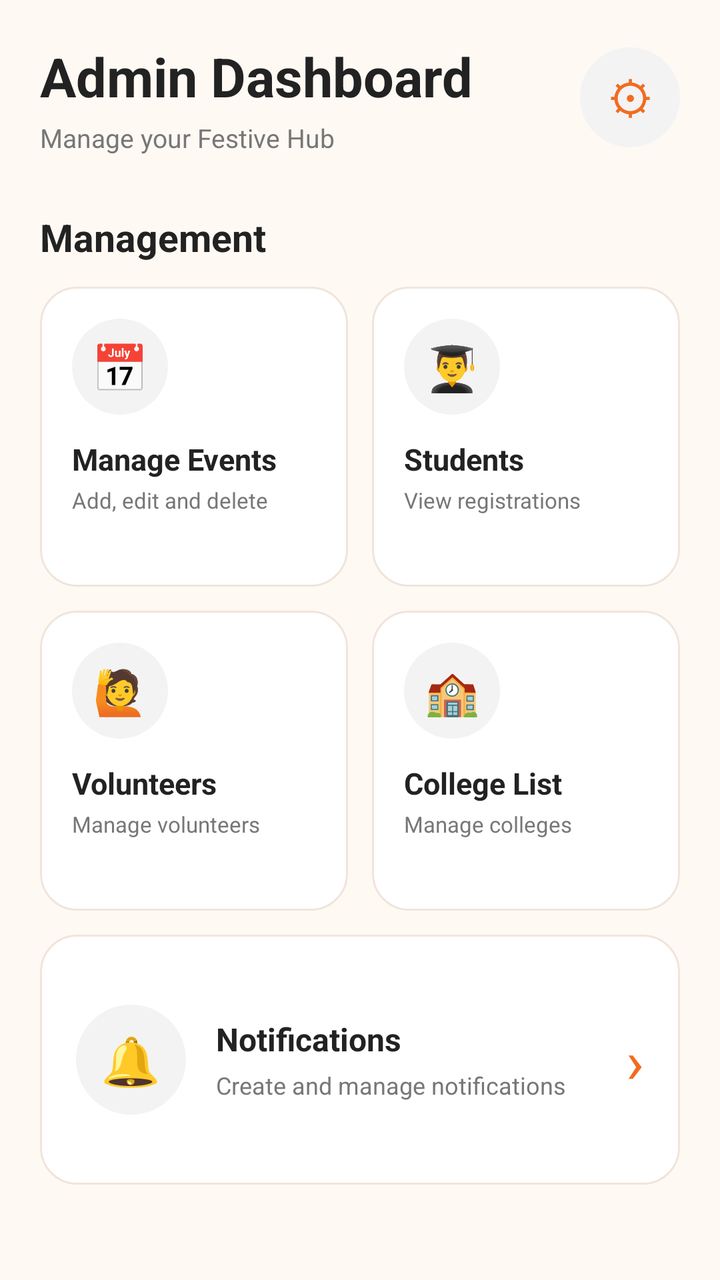
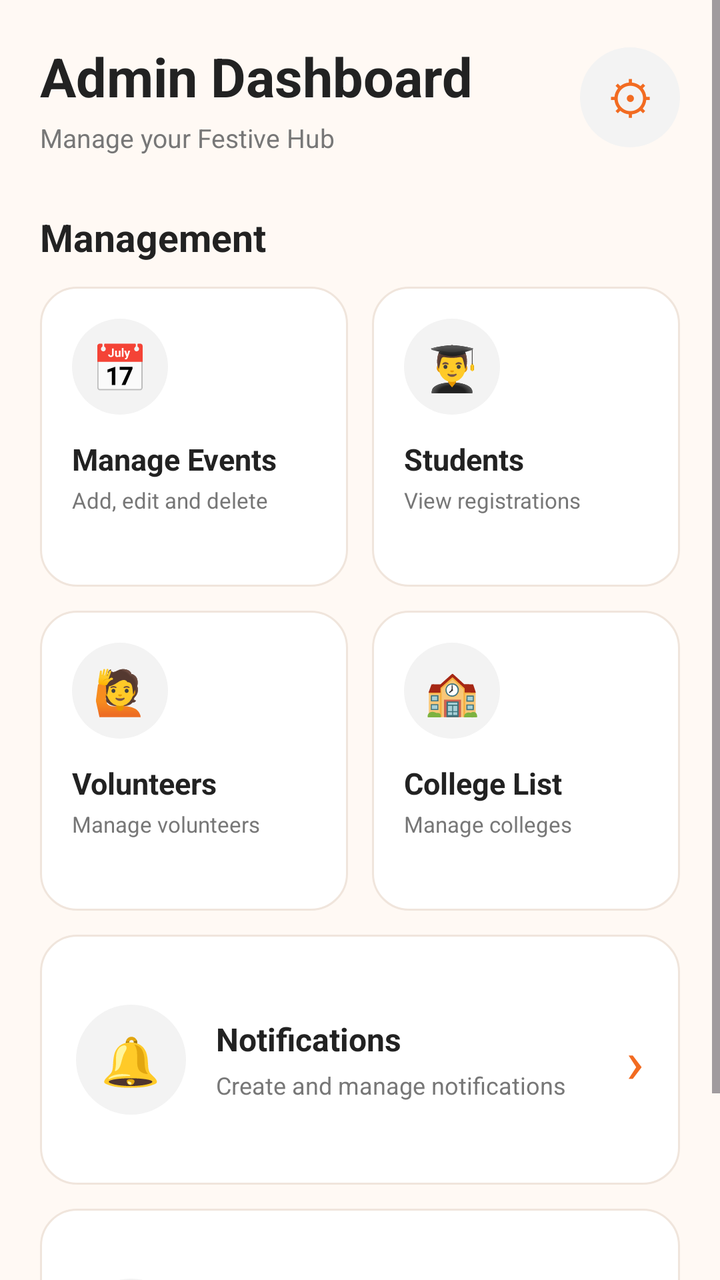

Two renders of the same Android screen: before a commit and after it. Below are the layout's source before the change and the commit's diff.
<!-- AndroidManifest.xml: application theme Theme.Festive_hub -->
<!-- res/layout/activity_admin.xml -->
<?xml version="1.0" encoding="utf-8"?>
<ScrollView
    xmlns:android="http://schemas.android.com/apk/res/android"
    android:layout_width="match_parent"
    android:layout_height="match_parent"
    android:background="#FFF9F4"
    android:fillViewport="true">

    <LinearLayout
        android:layout_width="match_parent"
        android:layout_height="wrap_content"
        android:orientation="vertical"
        android:padding="20dp">

        <LinearLayout
            android:layout_width="match_parent"
            android:layout_height="wrap_content"
            android:gravity="center_vertical"
            android:orientation="horizontal">

            <LinearLayout
                android:layout_width="0dp"
                android:layout_height="wrap_content"
                android:layout_weight="1"
                android:orientation="vertical">

                <TextView
                    android:layout_width="wrap_content"
                    android:layout_height="wrap_content"
                    android:text="Admin Dashboard"
                    android:textColor="#222222"
                    android:textSize="27sp"
                    android:textStyle="bold" />

                <TextView
                    android:layout_width="wrap_content"
                    android:layout_height="wrap_content"
                    android:layout_marginTop="4dp"
                    android:text="Manage your Festive Hub"
                    android:textColor="#777777"
                    android:textSize="13sp" />

            </LinearLayout>

            <TextView
                android:id="@+id/btnAdminSettings"
                android:layout_width="50dp"
                android:layout_height="50dp"
                android:background="@drawable/bg_circle_light"
                android:clickable="true"
                android:contentDescription="Settings"
                android:focusable="true"
                android:gravity="center"
                android:text="⚙"
                android:textColor="#F26B21"
                android:textSize="23sp" />

        </LinearLayout>

        <TextView
            android:layout_width="wrap_content"
            android:layout_height="wrap_content"
            android:layout_marginTop="28dp"
            android:text="Management"
            android:textColor="#222222"
            android:textSize="19sp"
            android:textStyle="bold" />

        <LinearLayout
            android:layout_width="match_parent"
            android:layout_height="wrap_content"
            android:layout_marginTop="12dp"
            android:orientation="horizontal">

            <LinearLayout
                android:id="@+id/btnManageEvents"
                android:layout_width="0dp"
                android:layout_height="150dp"
                android:layout_marginEnd="6dp"
                android:layout_weight="1"
                android:background="@drawable/bg_admin_card"
                android:clickable="true"
                android:focusable="true"
                android:orientation="vertical"
                android:padding="16dp">

                <TextView
                    android:layout_width="48dp"
                    android:layout_height="48dp"
                    android:background="@drawable/bg_circle_light"
                    android:gravity="center"
                    android:text="📅"
                    android:textSize="23sp" />

                <TextView
                    android:layout_width="wrap_content"
                    android:layout_height="wrap_content"
                    android:layout_marginTop="12dp"
                    android:text="Manage Events"
                    android:textColor="#222222"
                    android:textSize="15sp"
                    android:textStyle="bold" />

                <TextView
                    android:layout_width="wrap_content"
                    android:layout_height="wrap_content"
                    android:layout_marginTop="3dp"
                    android:text="Add, edit and delete"
                    android:textColor="#777777"
                    android:textSize="11sp" />

            </LinearLayout>

            <LinearLayout
                android:id="@+id/btnManageStudents"
                android:layout_width="0dp"
                android:layout_height="150dp"
                android:layout_marginStart="6dp"
                android:layout_weight="1"
                android:background="@drawable/bg_admin_card"
                android:clickable="true"
                android:focusable="true"
                android:orientation="vertical"
                android:padding="16dp">

                <TextView
                    android:layout_width="48dp"
                    android:layout_height="48dp"
                    android:background="@drawable/bg_circle_light"
                    android:gravity="center"
                    android:text="👨‍🎓"
                    android:textSize="22sp" />

                <TextView
                    android:layout_width="wrap_content"
                    android:layout_height="wrap_content"
                    android:layout_marginTop="12dp"
                    android:text="Students"
                    android:textColor="#222222"
                    android:textSize="15sp"
                    android:textStyle="bold" />

                <TextView
                    android:layout_width="wrap_content"
                    android:layout_height="wrap_content"
                    android:layout_marginTop="3dp"
                    android:text="View registrations"
                    android:textColor="#777777"
                    android:textSize="11sp" />

            </LinearLayout>

        </LinearLayout>

        <LinearLayout
            android:layout_width="match_parent"
            android:layout_height="wrap_content"
            android:layout_marginTop="12dp"
            android:orientation="horizontal">

            <LinearLayout
                android:id="@+id/btnManageVolunteers"
                android:layout_width="0dp"
                android:layout_height="150dp"
                android:layout_marginEnd="6dp"
                android:layout_weight="1"
                android:background="@drawable/bg_admin_card"
                android:clickable="true"
                android:focusable="true"
                android:orientation="vertical"
                android:padding="16dp">

                <TextView
                    android:layout_width="48dp"
                    android:layout_height="48dp"
                    android:background="@drawable/bg_circle_light"
                    android:gravity="center"
                    android:text="🙋"
                    android:textSize="22sp" />

                <TextView
                    android:layout_width="wrap_content"
                    android:layout_height="wrap_content"
                    android:layout_marginTop="12dp"
                    android:text="Volunteers"
                    android:textColor="#222222"
                    android:textSize="15sp"
                    android:textStyle="bold" />

                <TextView
                    android:layout_width="wrap_content"
                    android:layout_height="wrap_content"
                    android:layout_marginTop="3dp"
                    android:text="Manage volunteers"
                    android:textColor="#777777"
                    android:textSize="11sp" />

            </LinearLayout>

            <LinearLayout
                android:id="@+id/btnCollegeList"
                android:layout_width="0dp"
                android:layout_height="150dp"
                android:layout_marginStart="6dp"
                android:layout_weight="1"
                android:background="@drawable/bg_admin_card"
                android:clickable="true"
                android:focusable="true"
                android:orientation="vertical"
                android:padding="16dp">

                <TextView
                    android:layout_width="48dp"
                    android:layout_height="48dp"
                    android:background="@drawable/bg_circle_light"
                    android:gravity="center"
                    android:text="🏫"
                    android:textSize="22sp" />

                <TextView
                    android:layout_width="wrap_content"
                    android:layout_height="wrap_content"
                    android:layout_marginTop="12dp"
                    android:text="College List"
                    android:textColor="#222222"
                    android:textSize="15sp"
                    android:textStyle="bold" />

                <TextView
                    android:layout_width="wrap_content"
                    android:layout_height="wrap_content"
                    android:layout_marginTop="3dp"
                    android:text="Manage colleges"
                    android:textColor="#777777"
                    android:textSize="11sp" />

            </LinearLayout>

        </LinearLayout>

        <LinearLayout
            android:id="@+id/btnNotifications"
            android:layout_width="match_parent"
            android:layout_height="125dp"
            android:layout_marginTop="12dp"
            android:background="@drawable/bg_admin_card"
            android:clickable="true"
            android:focusable="true"
            android:gravity="center_vertical"
            android:orientation="horizontal"
            android:padding="18dp">

            <TextView
                android:layout_width="55dp"
                android:layout_height="55dp"
                android:background="@drawable/bg_circle_light"
                android:gravity="center"
                android:text="🔔"
                android:textSize="24sp" />

            <LinearLayout
                android:layout_width="0dp"
                android:layout_height="wrap_content"
                android:layout_marginStart="15dp"
                android:layout_weight="1"
                android:orientation="vertical">

                <TextView
                    android:layout_width="wrap_content"
                    android:layout_height="wrap_content"
                    android:text="Notifications"
                    android:textColor="#222222"
                    android:textSize="16sp"
                    android:textStyle="bold" />

                <TextView
                    android:layout_width="wrap_content"
                    android:layout_height="wrap_content"
                    android:layout_marginTop="4dp"
                    android:text="Create and manage notifications"
                    android:textColor="#777777"
                    android:textSize="12sp" />

            </LinearLayout>

            <TextView
                android:layout_width="wrap_content"
                android:layout_height="wrap_content"
                android:text="›"
                android:textColor="#F26B21"
                android:textSize="30sp" />

        </LinearLayout>

    </LinearLayout>

</ScrollView>
<!-- resources referenced by this layout -->
<resources>
  <!-- drawable bg_admin_card (drawable) -->
  <?xml version="1.0" encoding="utf-8"?>
  <selector xmlns:android="http://schemas.android.com/apk/res/android">
  
      <item android:state_pressed="true">
  
          <shape android:shape="rectangle">
  
              <solid android:color="#FFF0E7" />
  
              <corners android:radius="18dp" />
  
              <stroke
                  android:width="1dp"
                  android:color="#F26B21" />
  
          </shape>
  
      </item>
  
      <item>
  
          <shape android:shape="rectangle">
  
              <solid android:color="#FFFFFF" />
  
              <corners android:radius="18dp" />
  
              <stroke
                  android:width="1dp"
                  android:color="#F0E5DC" />
  
              <padding
                  android:left="1dp"
                  android:top="1dp"
                  android:right="1dp"
                  android:bottom="1dp" />
  
          </shape>
  
      </item>
  
  </selector>
  <!-- drawable bg_circle_light (drawable) -->
  <?xml version="1.0" encoding="utf-8"?>
  <shape xmlns:android="http://schemas.android.com/apk/res/android"
      android:shape="oval">
  
      <solid android:color="#F3F3F3"/>
  
  </shape>
  <style name="Theme.Festive_hub" parent="Base.Theme.Festive_hub" />
  <style name="Base.Theme.Festive_hub" parent="Theme.Material3.DayNight.NoActionBar">
          
          
      </style>
</resources>

<!-- the commit's change to res/layout/activity_admin.xml (unified diff, before → after) -->
@@ -12,6 +12,8 @@
         android:orientation="vertical"
         android:padding="20dp">
 
+        
+
         <LinearLayout
             android:layout_width="match_parent"
             android:layout_height="wrap_content"
@@ -56,6 +58,8 @@
                 android:textSize="23sp" />
 
         </LinearLayout>
+
+        
 
         <TextView
             android:layout_width="wrap_content"
@@ -66,11 +70,15 @@
             android:textSize="19sp"
             android:textStyle="bold" />
 
+        
+
         <LinearLayout
             android:layout_width="match_parent"
             android:layout_height="wrap_content"
             android:layout_marginTop="12dp"
             android:orientation="horizontal">
+
+            
 
             <LinearLayout
                 android:id="@+id/btnManageEvents"
@@ -111,6 +119,8 @@
 
             </LinearLayout>
 
+            
+
             <LinearLayout
                 android:id="@+id/btnManageStudents"
                 android:layout_width="0dp"
@@ -152,11 +162,15 @@
 
         </LinearLayout>
 
+        
+
         <LinearLayout
             android:layout_width="match_parent"
             android:layout_height="wrap_content"
             android:layout_marginTop="12dp"
             android:orientation="horizontal">
+
+            
 
             <LinearLayout
                 android:id="@+id/btnManageVolunteers"
@@ -197,6 +211,8 @@
 
             </LinearLayout>
 
+            
+
             <LinearLayout
                 android:id="@+id/btnCollegeList"
                 android:layout_width="0dp"
@@ -237,6 +253,8 @@
             </LinearLayout>
 
         </LinearLayout>
+
+        
 
         <LinearLayout
             android:id="@+id/btnNotifications"
@@ -292,6 +310,62 @@
 
         </LinearLayout>
 
+        
+
+        <LinearLayout
+            android:id="@+id/btnAttendance"
+            android:layout_width="match_parent"
+            android:layout_height="125dp"
+            android:layout_marginTop="12dp"
+            android:background="@drawable/bg_admin_card"
+            android:clickable="true"
+            android:focusable="true"
+            android:gravity="center_vertical"
+            android:orientation="horizontal"
+            android:padding="18dp">
+
+            <TextView
+                android:layout_width="55dp"
+                android:layout_height="55dp"
+                android:background="@drawable/bg_circle_light"
+                android:gravity="center"
+                android:text="✅"
+                android:textSize="24sp" />
+
+            <LinearLayout
+                android:layout_width="0dp"
+                android:layout_height="wrap_content"
+                android:layout_marginStart="15dp"
+                android:layout_weight="1"
+                android:orientation="vertical">
+
+                <TextView
+                    android:layout_width="wrap_content"
+                    android:layout_height="wrap_content"
+                    android:text="Attendance"
+                    android:textColor="#222222"
+                    android:textSize="16sp"
+                    android:textStyle="bold" />
+
+                <TextView
+                    android:layout_width="wrap_content"
+                    android:layout_height="wrap_content"
+                    android:layout_marginTop="4dp"
+                    android:text="View QR check-in records"
+                    android:textColor="#777777"
+                    android:textSize="12sp" />
+
+            </LinearLayout>
+
+            <TextView
+                android:layout_width="wrap_content"
+                android:layout_height="wrap_content"
+                android:text="›"
+                android:textColor="#F26B21"
+                android:textSize="30sp" />
+
+        </LinearLayout>
+
     </LinearLayout>
 
 </ScrollView>
